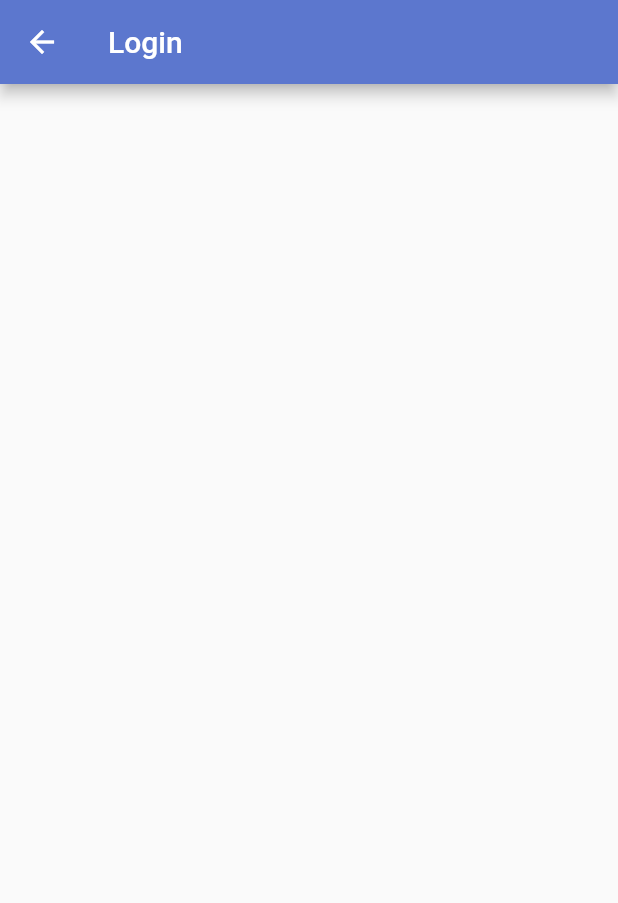
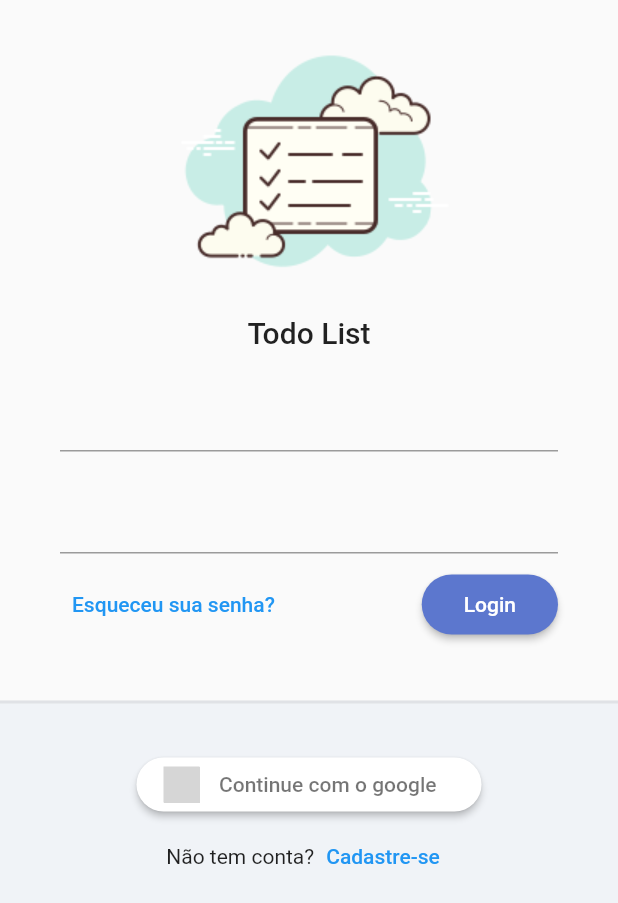
Before and after one commit to dikdudu/new_todo_list, a Flutter app: the screen it shows after launch, on a phone screen of 412 x 824 dp. Shown: the top 903 px of the screen. Run offline on Flutter 3.47's test engine with Material 2 defaults, Android fonts, the phone set to English and light mode, and no system bars; our stand-ins replace flutter_signin_button, google_fonts, sqflite, sqflite_common, synchronized; accounts and stored records are empty; Roboto replaces fonts that are missing (Mandali); grey boxes are pictures that could not be loaded.

Commit message:
criando tela de login

```diff
--- a/lib/app/modules/auth/login/login_page.dart
+++ b/lib/app/modules/auth/login/login_page.dart
@@ -1,5 +1,8 @@
 import 'package:flutter/material.dart';
+import 'package:flutter_signin_button/button_list.dart';
+import 'package:flutter_signin_button/button_view.dart';
 import 'package:provider/provider.dart';
+import 'package:todo_list/app/core/widget/todo_logo.dart';
 import 'package:todo_list/app/modules/auth/login/login_controller.dart';
 
 class LoginPage extends StatelessWidget {
@@ -8,11 +11,100 @@ class LoginPage extends StatelessWidget {
   @override
   Widget build(BuildContext context) {
     Provider.of<LoginController>(context);
-    return Scaffold(
-      appBar: AppBar(
-        title: Text('Login'),
-      ),
-      body: Container(),
-    );
+    return Scaffold(body: LayoutBuilder(
+      builder: (context, constraints) {
+        return SingleChildScrollView(
+          child: ConstrainedBox(
+            constraints: BoxConstraints(
+              minHeight: constraints.maxHeight,
+              minWidth: constraints.maxHeight,
+            ),
+            child: IntrinsicHeight(
+              child: Column(
+                mainAxisSize: MainAxisSize.min,
+                children: [
+                  SizedBox(height: 10),
+                  TodoLogo(),
+                  Padding(
+                    padding: const EdgeInsets.symmetric(
+                        horizontal: 40, vertical: 20),
+                    child: Form(
+                      child: Column(
+                        children: [
+                          TextFormField(),
+                          SizedBox(height: 20),
+                          TextFormField(),
+                          SizedBox(height: 10),
+                          Row(
+                            mainAxisAlignment: MainAxisAlignment.spaceBetween,
+                            children: [
+                              TextButton(
+                                onPressed: () {},
+                                child: Text("Esqueceu sua senha?"),
+                              ),
+                              ElevatedButton(
+                                onPressed: () {},
+                                child: Padding(
+                                  padding: const EdgeInsets.all(12.0),
+                                  child: Text("Login"),
+                                ),
+                                style: ElevatedButton.styleFrom(
+                                  shape: RoundedRectangleBorder(
+                                    borderRadius: BorderRadius.circular(20),
+                                  ),
+                                ),
+                              ),
+                            ],
+                          ),
+                        ],
+                      ),
+                    ),
+                  ),
+                  SizedBox(height: 20),
+                  Expanded(
+                    child: Container(
+                      decoration: BoxDecoration(
+                        border: Border(
+                            top: BorderSide(
+                          width: 2,
+                          color: Colors.grey.withAlpha(50),
+                        )),
+                        color: Color(0xffF0F3F7),
+                      ),
+                      child: Column(
+                        children: [
+                          SizedBox(height: 30),
+                          Container(),
+                          SignInButton(
+                            Buttons.Google,
+                            text: 'Continue com o google',
+                            padding: const EdgeInsets.all(5),
+                            shape: OutlineInputBorder(
+                              borderRadius: BorderRadius.circular(30),
+                              borderSide: BorderSide.none,
+                            ),
+                            onPressed: () {},
+                          ),
+                          Row(
+                            mainAxisAlignment: MainAxisAlignment.center,
+                            children: [
+                              Text("Não tem conta?"),
+                              TextButton(
+                                onPressed: () {},
+                                child: Text("Cadastre-se"),
+                              )
+                            ],
+                          )
+                        ],
+                      ),
+                    ),
+                  )
+                ],
+              ),
+            ),
+          ),
+        );
+      },
+    ));
   }
 }
```
